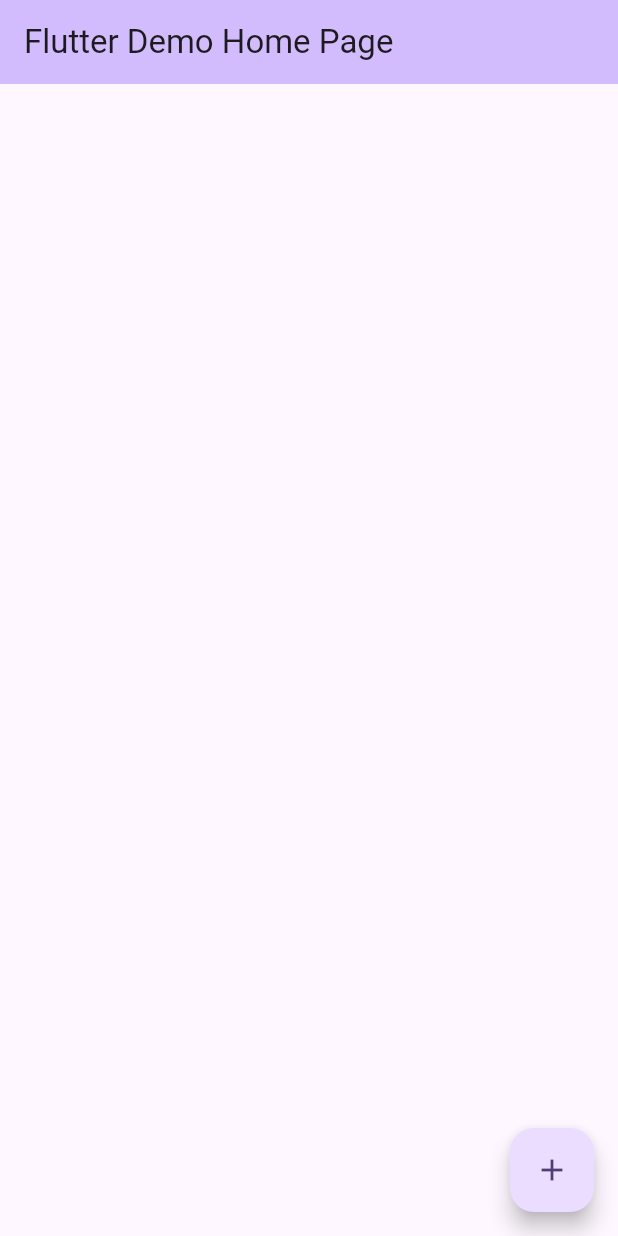
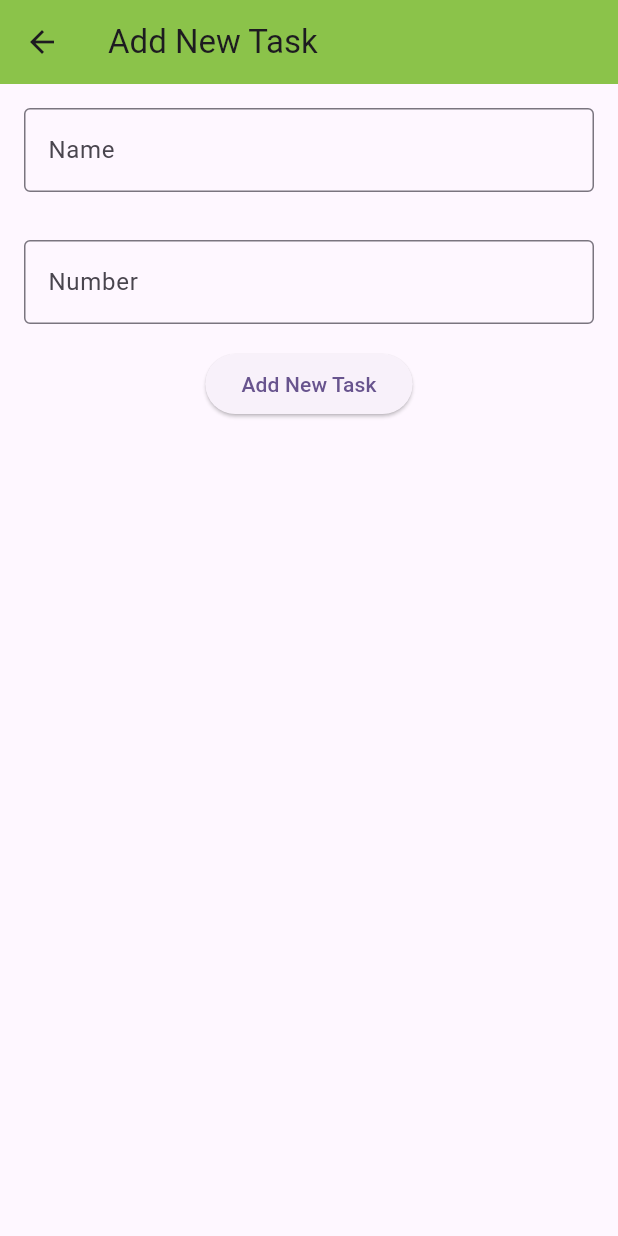
Before and after one commit to angelxqsi/todolist_firebase, a Flutter app: the screen it shows after launch, after a tap on the "add" icon, on a phone screen of 412 x 824 dp. Run offline on Flutter 3.47's test engine with Material 3 defaults, Android fonts, the phone set to English and light mode, and no system bars; our stand-ins replace cloud_firestore, firebase_core; accounts and stored records are empty.

Commit message:
add code

```diff
--- a/lib/main.dart
+++ b/lib/main.dart
@@ -1,6 +1,7 @@
 import 'package:cloud_firestore/cloud_firestore.dart';
 import 'package:flutter/material.dart';
 import 'package:firebase_core/firebase_core.dart';
+import 'package:todolist_firebase/view/form_task.dart';
 import 'firebase_options.dart';
 
 void main() async {
@@ -65,7 +66,10 @@ class _MyHomePageState extends State<MyHomePage> {
         }),
       floatingActionButton: FloatingActionButton(
         onPressed: (){
-          print('Hola');
+          Navigator.push(
+            context,
+            MaterialPageRoute(builder: (context)=> const AddNewTaskScreen()),
+          );
         },
         tooltip: 'Agregar nueva tarea',
         child: const Icon(Icons.add),
--- /dev/null
+++ b/lib/view/form_task.dart
@@ -0,0 +1,75 @@
+import 'package:cloud_firestore/cloud_firestore.dart';
+import 'package:flutter/material.dart';
+
+class AddNewTaskScreen extends StatefulWidget {
+  const AddNewTaskScreen({super.key});
+
+  @override
+  State<AddNewTaskScreen> createState() => _AddNewTaskScreenState();
+}
+
+class _AddNewTaskScreenState extends State<AddNewTaskScreen> {
+  final nameController = TextEditingController();
+  final numberController = TextEditingController();
+
+  @override
+  dispose() {
+    nameController.dispose();
+    numberController.dispose();
+    print('dispose');
+    super.dispose();
+  }
+
+  @override
+  Widget build(BuildContext context) {
+    return Scaffold(
+      appBar: AppBar(
+        title: const Text('Add New Task'),
+        backgroundColor: Colors.lightGreen,
+      ),
+      body: Center(
+        child: Column(children: [
+          Padding(
+            padding: const EdgeInsets.all(16),
+            child: TextField(
+              decoration: const InputDecoration(
+                border: OutlineInputBorder(),
+                hintText: 'Name',
+              ),
+              controller: nameController,
+            ),
+          ),
+          Padding(
+            padding: const EdgeInsets.all(16),
+            child: TextField(
+              decoration: const InputDecoration(
+                border: OutlineInputBorder(),
+                hintText: 'Number',
+              ),
+              controller: numberController,
+            ),
+          ),
+          ElevatedButton(
+              onPressed: () {
+                final task = <String, dynamic>{
+                  "name": nameController.text,
+                  "number": int.parse(numberController.text),
+                };
+
+                final db = FirebaseFirestore.instance;
+
+// Add a new document with a generated ID
+                db
+                    .collection("todolist")
+                    .add(task)
+                    .then((DocumentReference doc) {
+                  Navigator.pop(context);
+                  print('DocumentSnapshot added with ID: ${doc.id}');
+                });
+              },
+              child: const Text('Add New Task')),
+        ]),
+      ),
+    );
+  }
+}
```
